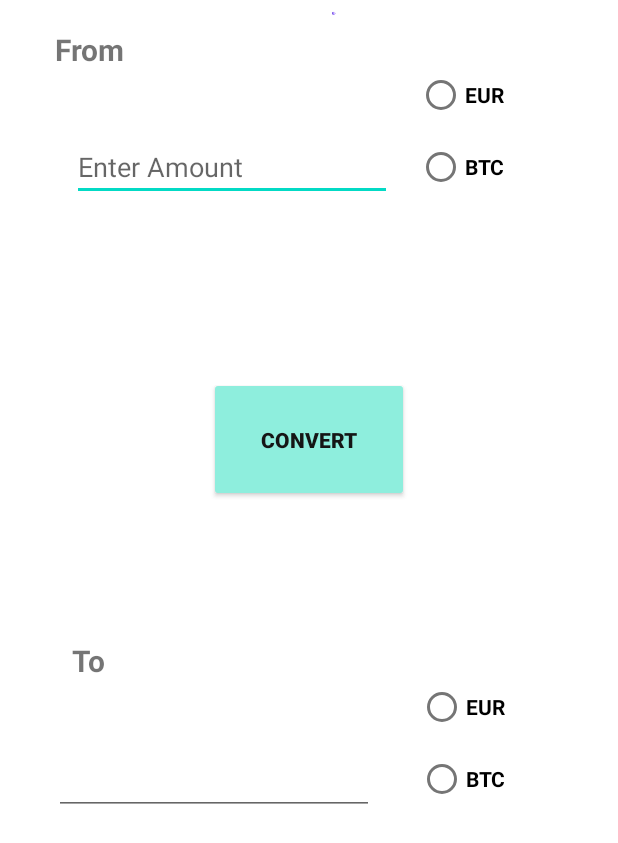
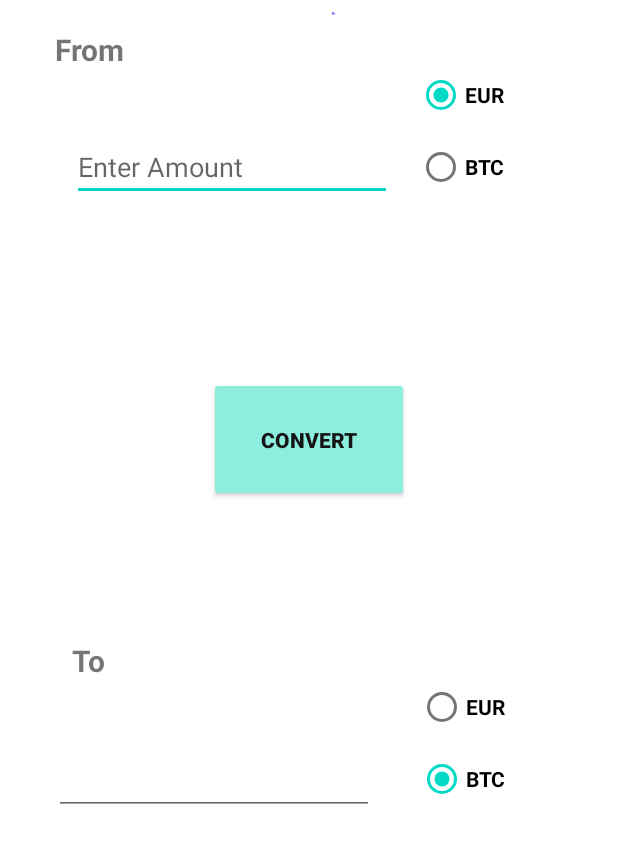
Before and after one commit to aureliasegarra/BTCConverter, an Android app: the screen it shows after launch (MainActivity), on a phone screen of 412 x 824 dp. Shown: the part 307-1150 px from the top of the screen. Run offline under Robolectric (Android 15) with nearby library versions, the phone set to English and light mode, and no system bars.

Commit message:
:construction: The converter logic OK

```diff
--- a/app/src/main/java/com/example/converter/MainActivity.java
+++ b/app/src/main/java/com/example/converter/MainActivity.java
@@ -1,14 +1,90 @@
 package com.example.converter;
 
 import androidx.appcompat.app.AppCompatActivity;
+import android.os.Bundle;
+import android.text.TextUtils;
+import android.view.View;
+import android.widget.Button;
+import android.widget.RadioButton;
+import android.widget.RadioGroup;
+import android.widget.TextView;
 
-import android.os.Bundle;
 
 public class MainActivity extends AppCompatActivity {
+
+    public Button btnConvert;
+    public TextView info;
+    public TextView result;
+    public RadioGroup rg1;
+    public RadioGroup rg2;
+    public RadioButton euro1,euro2,bitcoin1,bitcoin2;
+    public double euroToBitcoin;
+    public double euroToEuro;
+    public double bitcoinToEuro;
+    public double bitcoinToBitcoin;
+
+    public double input1;
 
     @Override
     protected void onCreate(Bundle savedInstanceState) {
         super.onCreate(savedInstanceState);
         setContentView(R.layout.activity_main);
+
+        btnConvert = findViewById(R.id.convert);
+        info = findViewById(R.id.input1);
+        rg1 = findViewById(R.id.rg1);
+        rg2 = findViewById(R.id.rg2);
+        result =findViewById(R.id.input2);
+        euro1 = findViewById(R.id.eur1);
+        euro2 = findViewById(R.id.eur2);
+        bitcoin1 = findViewById(R.id.bitcoins1);
+        bitcoin2 = findViewById(R.id.bitcoins2);
+
+
+        euro1.setChecked(true);
+        bitcoin2.setChecked(true);
+
+        btnConvert.setOnClickListener(new View.OnClickListener() {
+
+
+            @Override
+            public void onClick(View v) {
+                if(TextUtils.isEmpty(info.getText().toString())){
+                    info.setError("Please enter a number");
+                    return;
+                }
+                input1 = Double.parseDouble(info.getText().toString());
+
+                euroToBitcoin = input1*19550;
+                euroToEuro = input1;
+                bitcoinToEuro = input1/0.000051;
+                bitcoinToBitcoin = input1;
+
+                RadioButton selected1 = findViewById(rg1.getCheckedRadioButtonId());
+                RadioButton selected2 = findViewById(rg2.getCheckedRadioButtonId());
+                String s2 = getResources().getResourceEntryName(selected1.getId());
+                String s1 = getResources().getResourceEntryName(selected2.getId());
+                if(s1.equals("eur1")){
+                    switch (s2){
+                        case "eur2":
+                            result.setText(String.valueOf(euroToEuro));
+                            break;
+                        case "bitcoins2":
+                            result.setText(String.valueOf(euroToBitcoin));
+                            break;
+                    }
+                }
+                if(s1.equals("bitcoins1")){
+                    switch (s2){
+                        case "eur2":
+                            result.setText(String.valueOf(bitcoinToEuro));
+                            break;
+                        case "bitcoins2":
+                            result.setText(String.valueOf(bitcoinToBitcoin));
+                            break;
+                    }
+                }
+            }
+        });
     }
 }
```
Also changed, not shown: app/src/main/res/drawable/exchange.png (deleted).
